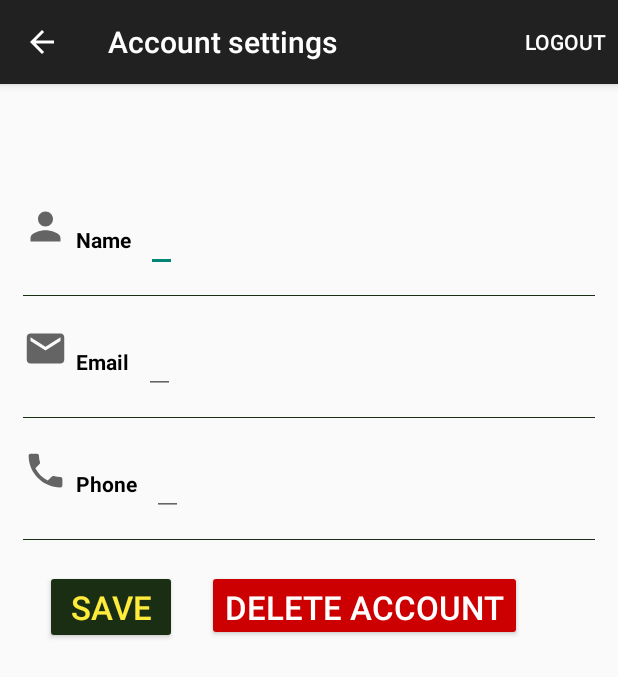
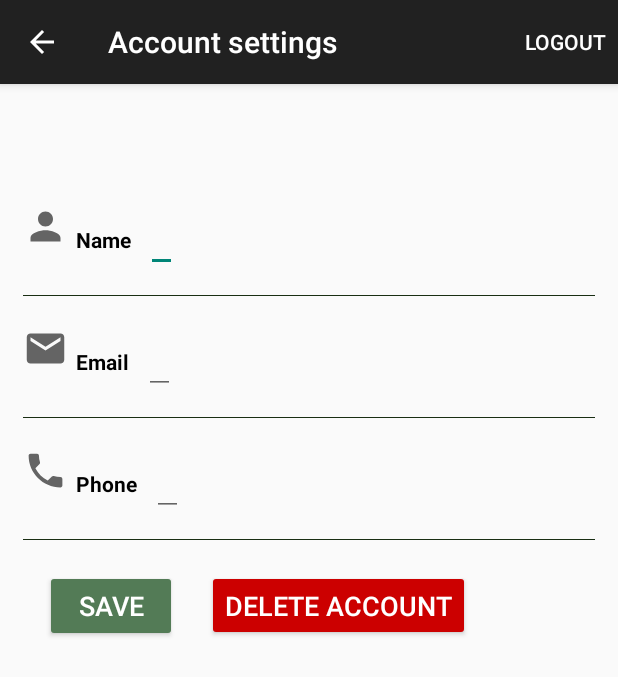
Before and after one commit to mgilsenan/transit_pay, an Android app: the ProfileActivity screen opened directly, with no data from a screen before it, on a phone screen of 412 x 824 dp. Shown: the top 677 px of the screen. Run offline under Robolectric (Android 15) with nearby library versions, the phone set to English and light mode, and no system bars; our stand-ins replace Firebase (no records; nobody signed in at launch, a user with empty details on screens opened directly); 3 statements that could not run were skipped.

Commit message:
edit button

```diff
--- a/app/src/main/res/layout/activity_profile.xml
+++ b/app/src/main/res/layout/activity_profile.xml
@@ -134,11 +134,11 @@
             android:layout_height="wrap_content"
             android:layout_marginLeft="30dp"
             android:layout_marginTop="20dp"
-            app:backgroundTint="@color/jungleGreen"
+            app:backgroundTint="#537b56"
             android:text="SAVE"
             android:textAlignment="center"
-            android:textColor="#FFEB3B"
-            android:textSize="22sp"
+            android:textColor="#FFFFFF"
+            android:textSize="18sp"
             app:layout_constraintBottom_toBottomOf="parent"
             app:layout_constraintEnd_toEndOf="@id/deleteBn"
             app:layout_constraintStart_toStartOf="parent"
@@ -155,7 +155,7 @@
             android:text="delete account"
             android:textAlignment="center"
             android:textColor="@color/white"
-            android:textSize="22sp"
+            android:textSize="18sp"
             app:layout_constraintBottom_toBottomOf="parent"
             app:layout_constraintEnd_toEndOf="parent"
             app:layout_constraintStart_toStartOf="@id/saveBn"
```
